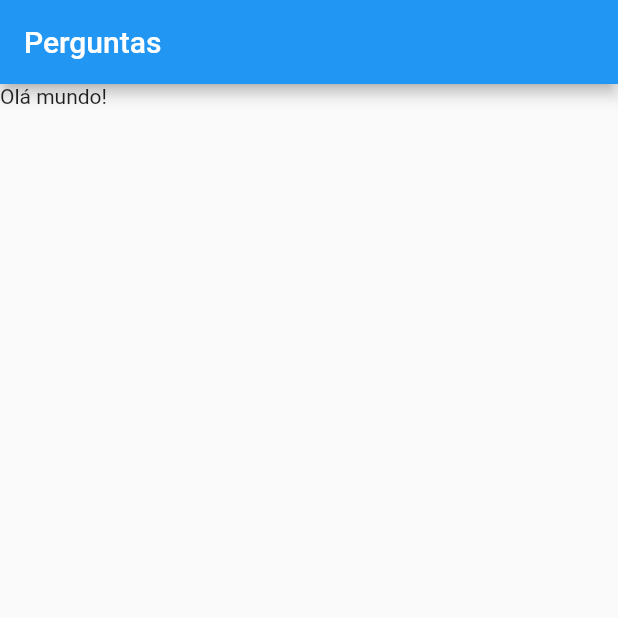
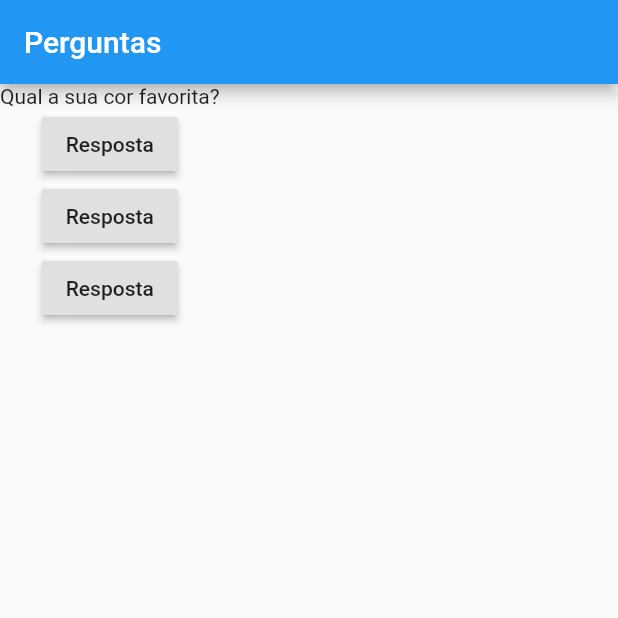
Before and after one commit to kerleysousa/udemy-dart-projeto-perguntas, a Flutter app: the screen it shows after launch, on a phone screen of 412 x 824 dp, the top half of it. Run offline on Flutter 3.47's test engine with Material 2 defaults, Android fonts, the phone set to English and light mode, and no system bars.

Commit message:
Adicionando elementos na tela

```diff
--- a/lib/main.dart
+++ b/lib/main.dart
@@ -6,13 +6,39 @@ main(){
 
 class PerguntaApp extends StatelessWidget{
 
+
+  final List<String> perguntas = [
+    'Qual a sua cor favorita?',
+    'Qual seu animal favorito?'
+  ];
+
+  void responder(){
+    print("Resposta");
+  }
+
   Widget build(BuildContext context){
     return MaterialApp(
       home: Scaffold(
         appBar: AppBar(
           title: Text("Perguntas"),
         ),
-        body: Text("Olá mundo!"),
+        body: Column(
+          children: [
+            Text(perguntas[0]),
+            RaisedButton(
+              child: Text("Resposta"),
+              onPressed: responder,
+            ),
+            RaisedButton(
+              child: Text("Resposta"),
+              onPressed: responder,
+            ),
+            RaisedButton(
+              child: Text("Resposta"),
+              onPressed: responder,
+            )
+          ],
+        ),
       )
     );
   }
```
